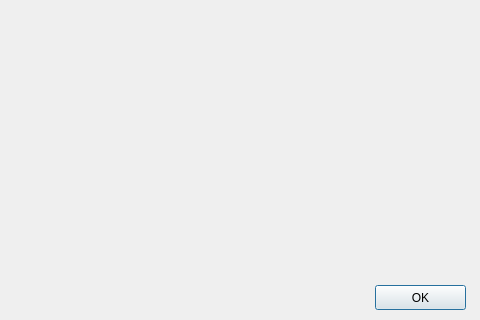
Old version of the form src/helpdialog.ui in the repository UbuntuKylin/kylin-video; both pictures show x 195 to 675 and y 105 to 425 of the 675 by 425 pixel window.
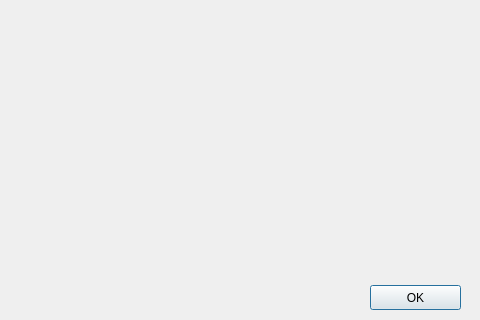
New version of the form.

Diff of the .ui file:
```diff
--- a/src/helpdialog.ui
+++ b/src/helpdialog.ui
@@ -77,10 +77,32 @@
     </property>
    </widget>
   </widget>
+  <widget class="QWidget" name="widget" native="true">
+   <property name="geometry">
+    <rect>
+     <x>160</x>
+     <y>0</y>
+     <width>515</width>
+     <height>425</height>
+    </rect>
+   </property>
+   <widget class="QPushButton" name="okButton">
+    <property name="geometry">
+     <rect>
+      <x>405</x>
+      <y>390</y>
+      <width>91</width>
+      <height>25</height>
+     </rect>
+    </property>
+    <property name="text">
+     <string>OK</string>
+    </property>
+   </widget>
   <widget class="QStackedWidget" name="pages">
    <property name="geometry">
     <rect>
-     <x>181</x>
+      <x>23</x>
      <y>20</y>
      <width>470</width>
      <height>360</height>
@@ -96,18 +118,6 @@
     <number>-1</number>
    </property>
   </widget>
-  <widget class="QPushButton" name="okButton">
-   <property name="geometry">
-    <rect>
-     <x>570</x>
-     <y>390</y>
-     <width>91</width>
-     <height>25</height>
-    </rect>
-   </property>
-   <property name="text">
-    <string>OK</string>
-   </property>
   </widget>
  </widget>
  <resources/>
```
Lines whose indentation alone changed are shown as unchanged.
